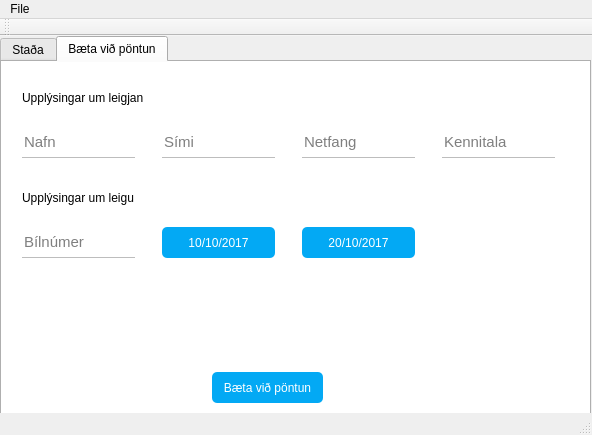
Qt form desktop/mainwindow.ui (gudmunduro/lokaverkefni) before a commit.
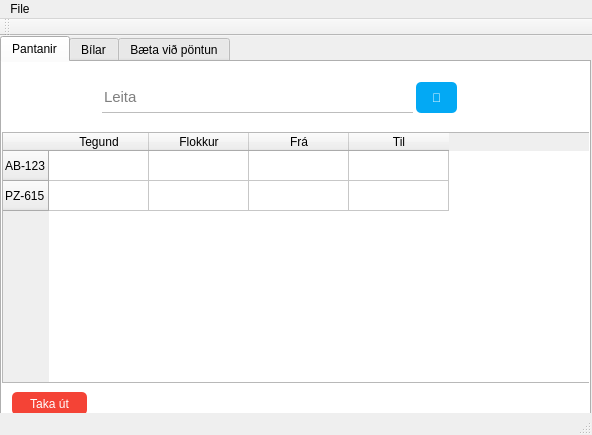
The same form after that commit.

Commit message: Added login window

Patch:
```diff
--- a/desktop/mainwindow.ui
+++ b/desktop/mainwindow.ui
@@ -53,11 +53,151 @@
 }</string>
     </property>
     <property name="currentIndex">
-     <number>1</number>
+     <number>0</number>
     </property>
+    <widget class="QWidget" name="tab_3">
+     <attribute name="title">
+      <string>Pantanir</string>
+     </attribute>
+     <widget class="QTableWidget" name="tableWidget_2">
+      <property name="geometry">
+       <rect>
+        <x>0</x>
+        <y>70</y>
+        <width>591</width>
+        <height>251</height>
+       </rect>
+      </property>
+      <property name="styleSheet">
+       <string notr="true"/>
+      </property>
+      <attribute name="verticalHeaderDefaultSectionSize">
+       <number>30</number>
+      </attribute>
+      <attribute name="verticalHeaderShowSortIndicator" stdset="0">
+       <bool>false</bool>
+      </attribute>
+      <attribute name="verticalHeaderStretchLastSection">
+       <bool>false</bool>
+      </attribute>
+      <row>
+       <property name="text">
+        <string>AB-123</string>
+       </property>
+      </row>
+      <row>
+       <property name="text">
+        <string>PZ-615</string>
+       </property>
+      </row>
+      <column>
+       <property name="text">
+        <string>Tegund</string>
+       </property>
+      </column>
+      <column>
+       <property name="text">
+        <string>Flokkur</string>
+       </property>
+      </column>
+      <column>
+       <property name="text">
+        <string>Frá</string>
+       </property>
+      </column>
+      <column>
+       <property name="text">
+        <string>Til</string>
+       </property>
+      </column>
+     </widget>
+     <widget class="QLineEdit" name="lineEdit_7">
+      <property name="geometry">
+       <rect>
+        <x>100</x>
+        <y>20</y>
+        <width>311</width>
+        <height>31</height>
+       </rect>
+      </property>
+      <property name="styleSheet">
+       <string notr="true">QLineEdit{
+	font-size: 11pt;
+	background: transparent;
+	border: none;
+	border-bottom: 1px solid #BDBDBD;
+}
+
+QLineEdit:focus{
+	border-bottom-color: #2196F3;
+}</string>
+      </property>
+      <property name="text">
+       <string/>
+      </property>
+      <property name="placeholderText">
+       <string>Leita</string>
+      </property>
+     </widget>
+     <widget class="QPushButton" name="pushButton_5">
+      <property name="geometry">
+       <rect>
+        <x>414</x>
+        <y>20</y>
+        <width>41</width>
+        <height>31</height>
+       </rect>
+      </property>
+      <property name="styleSheet">
+       <string notr="true">QPushButton{
+	background-color: #03A9F4;
+	border: none;
+	border-radius: 5px;
+	color: white;
+}
+QPushButton:hover{
+	background-color: #0288D1;
+}
+QPushButton:pressed{
+	background-color: black;
+}</string>
+      </property>
+      <property name="text">
+       <string>🔎</string>
+      </property>
+     </widget>
+     <widget class="QPushButton" name="pushButton_6">
+      <property name="geometry">
+       <rect>
+        <x>10</x>
+        <y>330</y>
+        <width>75</width>
+        <height>23</height>
+       </rect>
+      </property>
+      <property name="styleSheet">
+       <string notr="true">QPushButton{
+	background-color: #F44336;
+	color: white;
+	border: none;
+	border-radius: 5px;
+	font-size: 9pt;
+}
+QPushButton:hover{
+	background-color: #D32F2F;
+}
+QPushButton:pressed{
+	background-color: black;
+}</string>
+      </property>
+      <property name="text">
+       <string>Taka út</string>
+      </property>
+     </widget>
+    </widget>
     <widget class="QWidget" name="tab">
      <attribute name="title">
-      <string>Staða</string>
+      <string>Bílar</string>
      </attribute>
      <widget class="QTableWidget" name="tableWidget">
       <property name="geometry">
```
Left out of the diff: 6 changed lines with no effect on the pictures. The commit also changes 2 other files.
